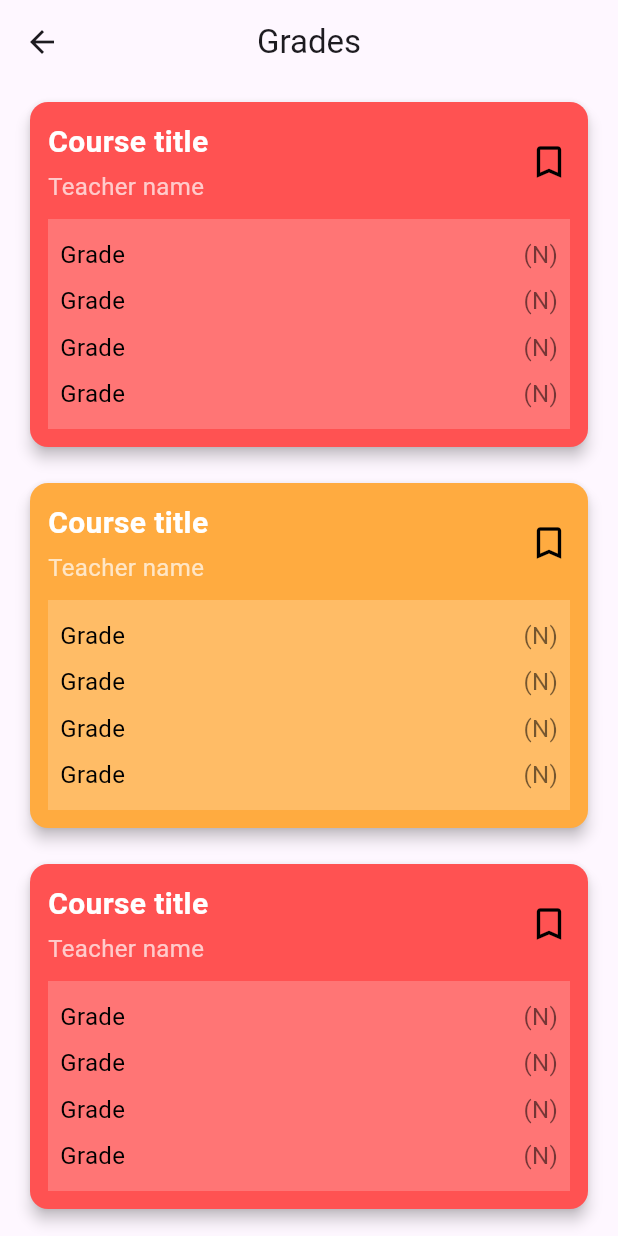
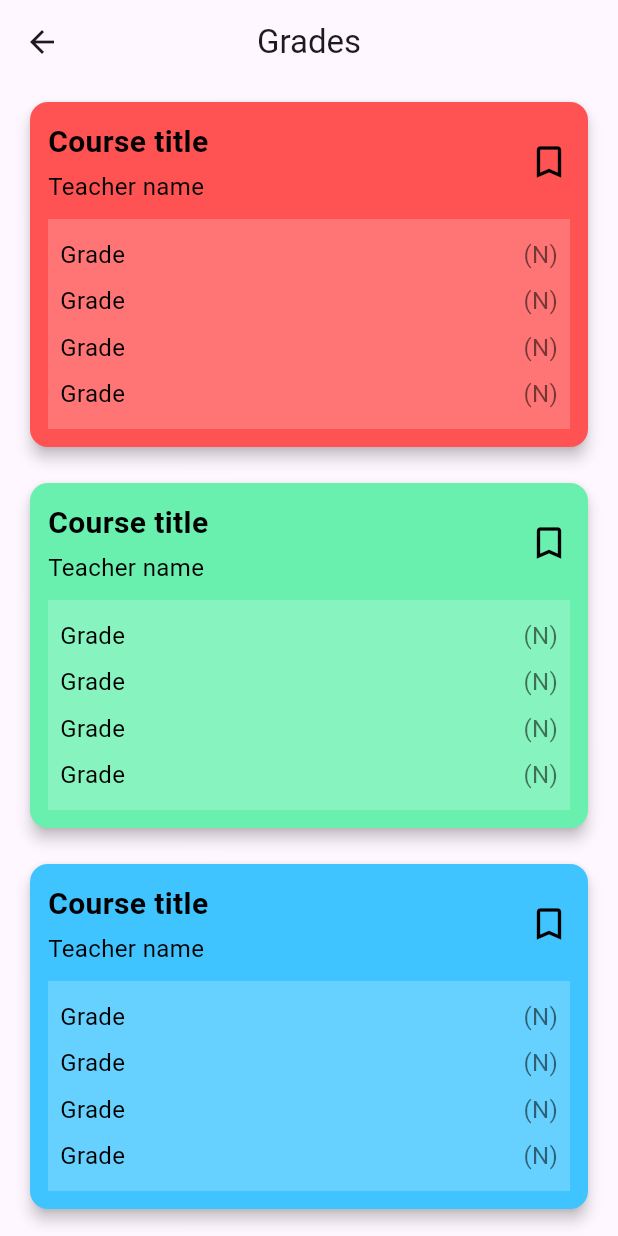
Before and after one commit to AugmentedFocus/AugmentedFocus, a Flutter app: the GradesScreen screen opened directly, on a phone screen of 412 x 824 dp. Run offline on Flutter 3.47's test engine with Material 3 defaults, Android fonts, the phone set to English and light mode, and no system bars; our stand-ins replace flutter_riverpod.

Commit message:
Added color sequence

```diff
--- a/lib/screens/courses/grades_screen.dart
+++ b/lib/screens/courses/grades_screen.dart
@@ -5,6 +5,17 @@ class GradesScreen extends StatelessWidget {
 
   @override
   Widget build(BuildContext context) {
+    final List<Color> colors = [
+      Colors.redAccent,
+      Colors.greenAccent,
+      Colors.lightBlueAccent,
+      Colors.yellowAccent,
+      Colors.orangeAccent,
+      Colors.purpleAccent,
+      Colors.tealAccent,
+      Colors.pinkAccent,
+    ];
+
     return Scaffold(
       appBar: AppBar(
         title: const Text('Grades'),
@@ -13,10 +24,12 @@ class GradesScreen extends StatelessWidget {
       body: ListView.builder(
         itemCount: 5,
         itemBuilder: (context, index) {
+          final Color cardColor = colors[index % colors.length]; // Rotación de colores
+
           return Padding(
             padding: const EdgeInsets.symmetric(vertical: 8.0, horizontal: 16.0),
             child: Card(
-              color: index % 2 == 0 ? Colors.redAccent : Colors.orangeAccent,
+              color: cardColor,
               elevation: 4,
               child: Padding(
                 padding: const EdgeInsets.all(12.0),
@@ -34,7 +47,7 @@ class GradesScreen extends StatelessWidget {
                               style: TextStyle(
                                 fontSize: 20,
                                 fontWeight: FontWeight.bold,
-                                color: Colors.white,
+                                color: Colors.black,
                               ),
                             ),
                             SizedBox(height: 4),
@@ -42,7 +55,7 @@ class GradesScreen extends StatelessWidget {
                               'Teacher name',
                               style: TextStyle(
                                 fontSize: 16,
-                                color: Colors.white70,
+                                color: Colors.black,
                               ),
                             ),
                           ],
```
